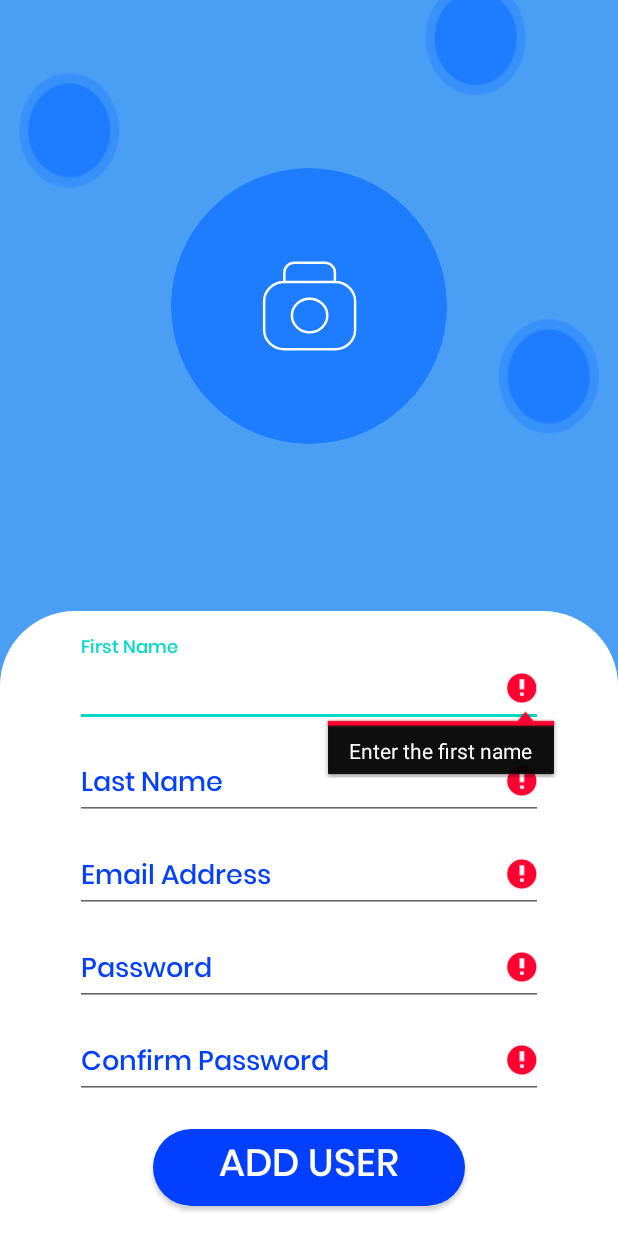
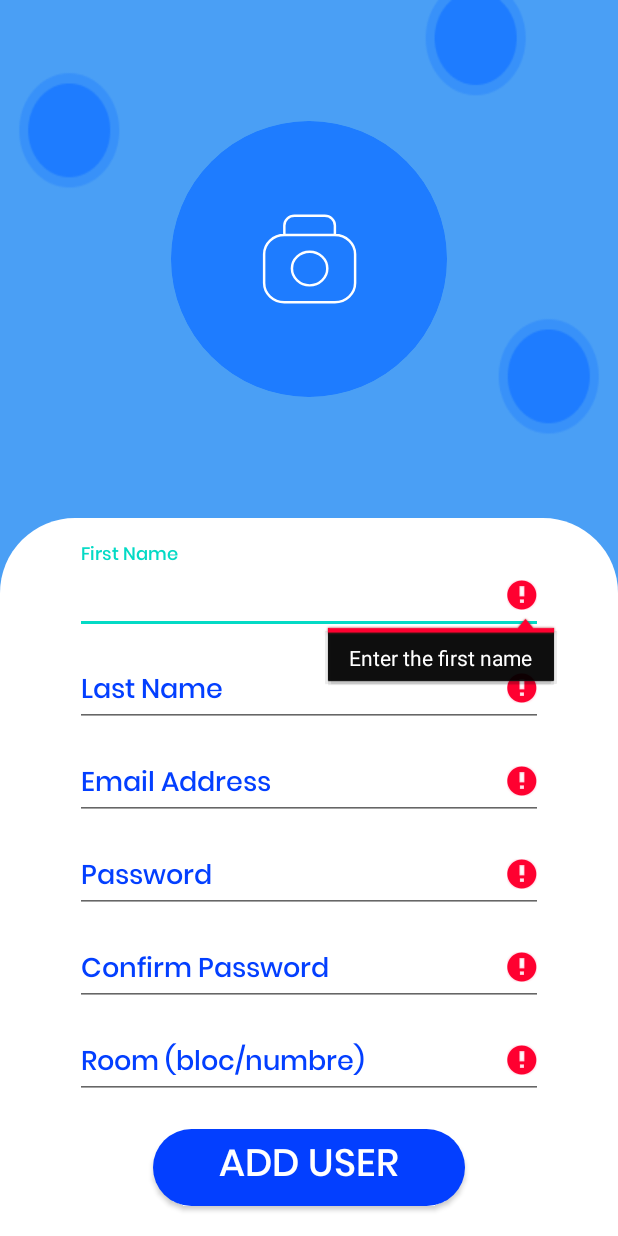
Before and after one commit to Meriem453/ResiMob, an Android app: the AddUserActivity screen opened directly, with no data from a screen before it, after a tap on "ADD USER", on a phone screen of 412 x 824 dp. Run offline under Robolectric (Android 15) with nearby library versions, the phone set to English and light mode, and no system bars; our stand-ins replace Firebase (no records; nobody signed in at launch, a user with empty details on screens opened directly).

Commit message:
Home and add user back and some front
.

```diff
--- a/app/src/main/java/com/example/residence_app/AddUserActivity.kt
+++ b/app/src/main/java/com/example/residence_app/AddUserActivity.kt
@@ -1,15 +1,12 @@
 package com.example.residence_app
 
+import android.annotation.SuppressLint
 import android.content.Intent
 import android.net.Uri
 import androidx.appcompat.app.AppCompatActivity
 import android.os.Bundle
 import android.view.View
-import android.widget.Button
-import android.widget.EditText
-import android.widget.ImageView
-import android.widget.ProgressBar
-import android.widget.Toast
+import android.widget.*
 import androidx.activity.result.ActivityResultCallback
 import androidx.activity.result.contract.ActivityResultContracts
 import com.google.android.gms.tasks.OnFailureListener
@@ -28,6 +25,7 @@ class AddUserActivity : AppCompatActivity() {
     private lateinit var etEmail: EditText
     private lateinit var etPassword: EditText
     private lateinit var etCpassword: EditText
+    private lateinit var etRoom: EditText
     private lateinit var addUserBtn: Button
     private lateinit var image: ImageView
     private lateinit var progressBar: ProgressBar
@@ -35,6 +33,7 @@ class AddUserActivity : AppCompatActivity() {
     private var imageUri : Uri?=null
 
 
+    @SuppressLint("MissingInflatedId")
     override fun onCreate(savedInstanceState: Bundle?) {
         super.onCreate(savedInstanceState)
         setContentView(R.layout.activity_add_user)
@@ -43,6 +42,7 @@ class AddUserActivity : AppCompatActivity() {
         etEmail = findViewById(R.id.email_address)
         etPassword = findViewById(R.id.password)
         etCpassword = findViewById(R.id.confirm_password)
+        etRoom = findViewById(R.id.room)
         addUserBtn = findViewById(R.id.btn_add_user)
         image = findViewById(R.id.imageView)
         progressBar = findViewById(R.id.progress_bar)
@@ -62,10 +62,10 @@ class AddUserActivity : AppCompatActivity() {
             val sEmail = etEmail.text.toString().trim()
             val sPassword = etPassword.text.toString().trim()
             val sCpassword = etCpassword.text.toString().trim()
+            val sRoom = etRoom.text.toString().trim()
 
 
-
-            if (sFname.isEmpty() || sLname.isEmpty() || sEmail.isEmpty() || sPassword.isEmpty() || sCpassword.isEmpty() || sPassword.length<6 || imageUri == null) {
+            if (sFname.isEmpty() || sLname.isEmpty() || sEmail.isEmpty() || sPassword.isEmpty() || sCpassword.isEmpty() || sPassword.length<6 || imageUri == null || sRoom.isEmpty()) {
                 if (sFname.isEmpty()){
                     etFirstName.error = "Enter the first name"
                 }
@@ -87,6 +87,9 @@ class AddUserActivity : AppCompatActivity() {
                 if (imageUri == null) {
                     Toast.makeText(this, "Enter the image!", Toast.LENGTH_SHORT).show()
                 }
+                if (sRoom.isEmpty()){
+                    etRoom.error = "Enter the Room details"
+                }
                     Toast.makeText(this, "Enter valid details!", Toast.LENGTH_SHORT).show()
                 progressBar.visibility = View.GONE
 
@@ -103,6 +106,7 @@ class AddUserActivity : AppCompatActivity() {
                         "password" to sPassword,
                         "image" to imageUri,
                         "isadmin" to false,
+                        "room" to sRoom,
 
                         )
 
@@ -117,6 +121,7 @@ class AddUserActivity : AppCompatActivity() {
                             etEmail.text.clear()
                             etPassword.text.clear()
                             etCpassword.text.clear()
+                            etRoom.text.clear()
                             image.setImageResource(0)
                             progressBar.visibility = View.GONE
 
--- a/app/src/main/java/com/example/residence_app/LoginActivity.kt
+++ b/app/src/main/java/com/example/residence_app/LoginActivity.kt
@@ -27,7 +27,7 @@ binding=ActivityLoginBinding.inflate(layoutInflater)
 
 
         binding.btnLogin.setOnClickListener {
-            val intent=Intent(this,AddUserActivity::class.java)
+            val intent=Intent(this,HomeUserActivity::class.java)
             startActivity(intent)
         }
 
--- a/app/src/main/res/layout/activity_add_user.xml
+++ b/app/src/main/res/layout/activity_add_user.xml
@@ -12,7 +12,6 @@
         android:id="@+id/progress_bar"
         android:layout_width="fill_parent"
         android:layout_height="wrap_content"
-
         android:layout_marginBottom="10dp"
         android:visibility="gone"
         app:layout_constraintBottom_toTopOf="@+id/linearLayout"
@@ -118,6 +117,22 @@
                 android:textColorHint="@color/blue_botton" />
         </com.google.android.material.textfield.TextInputLayout>
 
+        <com.google.android.material.textfield.TextInputLayout
+            android:layout_width="match_parent"
+            android:layout_height="wrap_content"
+            android:layout_marginHorizontal="50dp"
+            android:layout_marginTop="0dp"
+            android:layout_weight="1"
+            android:textColorHint="@color/blue_botton">
+
+            <com.google.android.material.textfield.TextInputEditText
+                android:id="@+id/room"
+                android:layout_width="match_parent"
+                android:layout_height="match_parent"
+                android:fontFamily="@font/poppins_medium"
+                android:hint="Room (bloc/numbre)"
+                android:textColorHint="@color/blue_botton" />
+        </com.google.android.material.textfield.TextInputLayout>
         <Button
             android:id="@+id/btn_add_user"
             android:layout_width="208dp"
```
Also changed, not shown: app/src/main/java/com/example/residence_app/HomeUserActivity.kt (+52 -0 lines), app/src/main/res/layout/activity_home_user.xml (+8 -7 lines).
